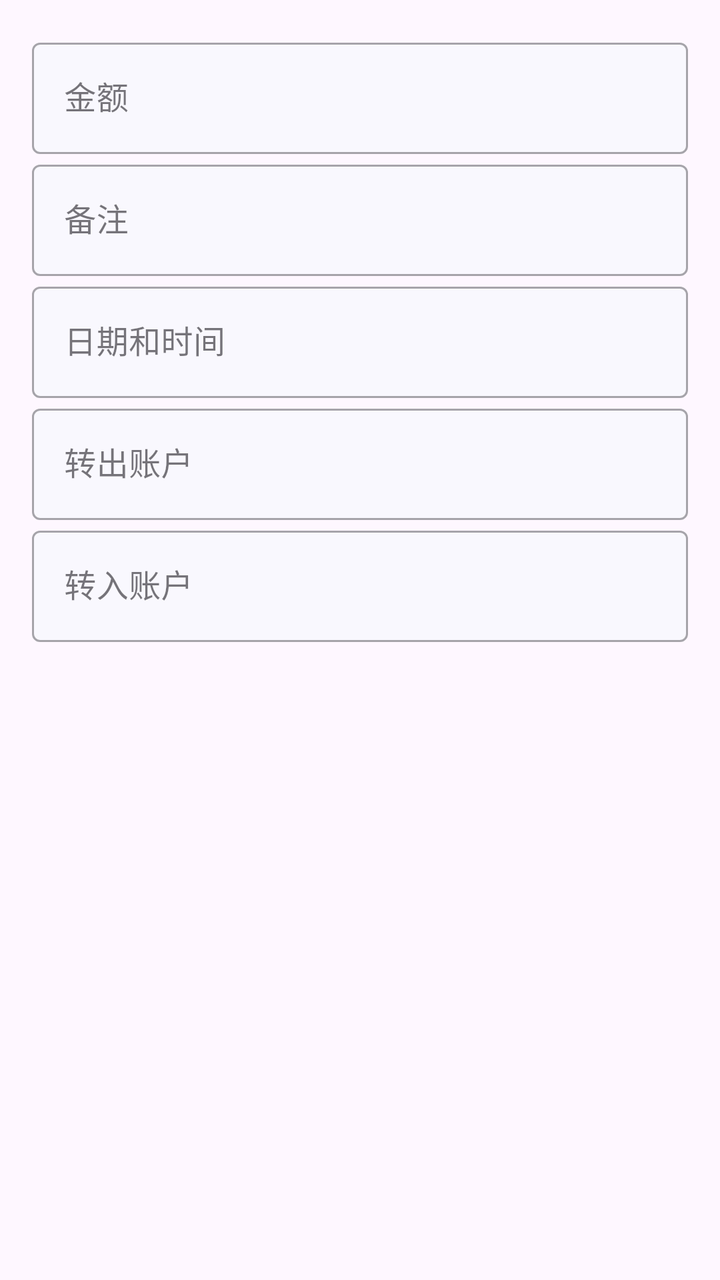
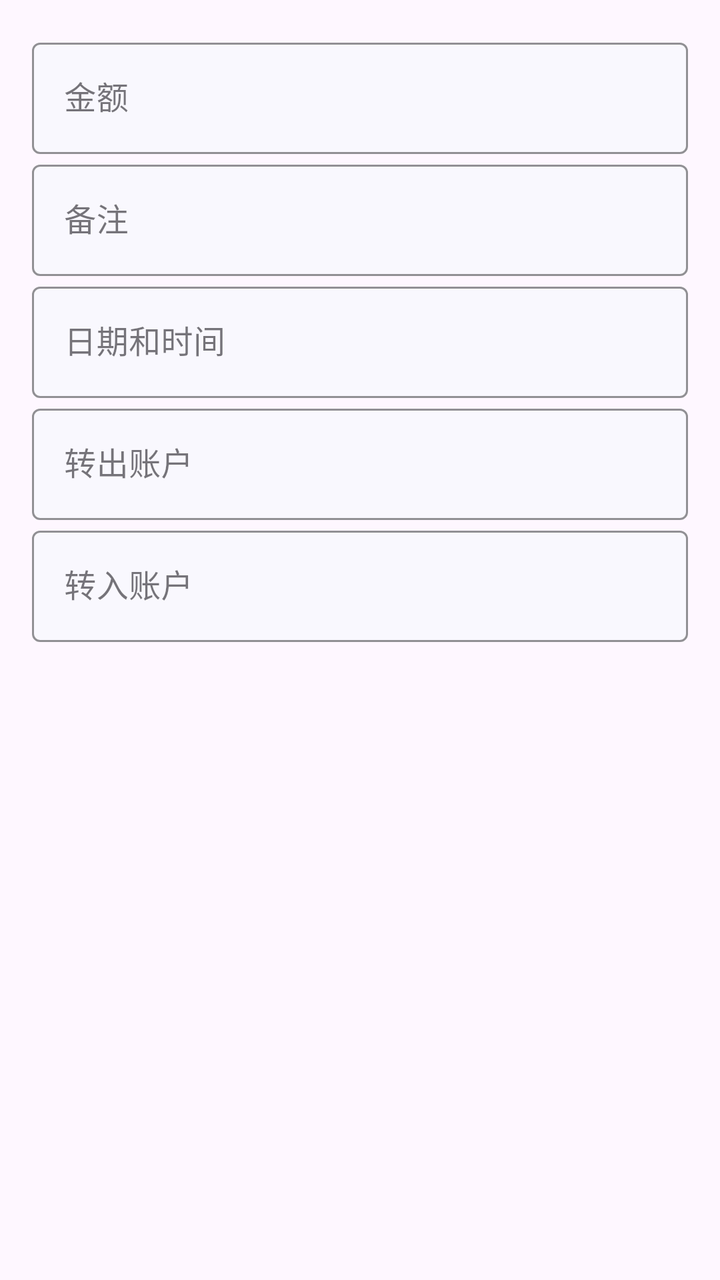

Screens rendered from an Android XML layout before and after an edit, with the pre-edit source and the edit as a unified diff.
<!-- AndroidManifest.xml: application theme Theme.ProjectManager -->
<!-- res/layout/fragment_transfer.xml -->
<?xml version="1.0" encoding="utf-8"?>
<LinearLayout xmlns:android="http://schemas.android.com/apk/res/android"
    xmlns:app="http://schemas.android.com/apk/res-auto"
    android:layout_width="match_parent"
    android:layout_height="match_parent"
    android:orientation="vertical"
    android:padding="16dp">

    <com.google.android.material.textfield.TextInputLayout
        style="@style/EditTextStyle"
        android:layout_width="match_parent"
        android:layout_height="wrap_content"
        app:errorEnabled="false">

        <com.google.android.material.textfield.TextInputEditText
            android:id="@+id/amount_input"
            android:layout_width="match_parent"
            android:layout_height="wrap_content"
            android:hint="金额" />
    </com.google.android.material.textfield.TextInputLayout>

    <com.google.android.material.textfield.TextInputLayout
        style="@style/EditTextStyle"
        android:layout_width="match_parent"
        android:layout_height="wrap_content"
        android:hint="备注"
        app:errorEnabled="false">

        <com.google.android.material.textfield.TextInputEditText
            android:id="@+id/remark_input"
            android:layout_width="match_parent"
            android:layout_height="wrap_content" />
    </com.google.android.material.textfield.TextInputLayout>

    <com.google.android.material.textfield.TextInputLayout
        style="@style/EditTextStyle"
        android:layout_width="match_parent"
        android:layout_height="wrap_content"
        android:hint="日期和时间"
        app:errorEnabled="false">

        <com.google.android.material.textfield.TextInputEditText
            android:id="@+id/date_time_input"
            android:layout_width="match_parent"
            android:layout_height="wrap_content" />
    </com.google.android.material.textfield.TextInputLayout>

    
    <com.google.android.material.textfield.TextInputLayout
        style="@style/EditTextStyle"
        android:layout_width="match_parent"
        android:layout_height="wrap_content"
        app:errorEnabled="false">

        <com.google.android.material.textfield.TextInputEditText
            android:id="@+id/export_account_input"
            android:layout_width="match_parent"
            android:layout_height="wrap_content"
            android:hint="转出账户" />
    </com.google.android.material.textfield.TextInputLayout>

    <com.google.android.material.textfield.TextInputLayout
        style="@style/EditTextStyle"
        android:layout_width="match_parent"
        android:layout_height="wrap_content"
        app:errorEnabled="false">

        <com.google.android.material.textfield.TextInputEditText
            android:id="@+id/import_account_input"
            android:layout_width="match_parent"
            android:layout_height="wrap_content"
            android:hint="转入账户" />
    </com.google.android.material.textfield.TextInputLayout>
</LinearLayout>
<!-- resources referenced by this layout -->
<resources>
  <style name="EditTextStyle" parent="Widget.MaterialComponents.TextInputLayout.OutlinedBox">
          <item name="boxBackgroundColor">@color/page_background</item>
          <item name="backgroundTint">@color/theme_blue</item>
          <item name="android:textCursorDrawable">@null</item>
      </style>
  <style name="Theme.ProjectManager" parent="Theme.Material3.DayNight.NoActionBar">
          
          <item name="colorPrimary">@color/purple_500</item>
          <item name="colorPrimaryVariant">@color/purple_700</item>
          <item name="colorOnPrimary">@color/white</item>
          
          <item name="colorSecondary">@color/teal_200</item>
          <item name="colorSecondaryVariant">@color/teal_700</item>
          <item name="colorOnSecondary">@color/black</item>
          
          <item name="android:statusBarColor">?attr/colorPrimaryVariant</item>
          
          <item name="toolbarStyle">@style/ToolBarStyle</item>
      </style>
  <color name="page_background">#f9f8fe</color>
  <color name="theme_blue">#0055d6</color>
  <color name="purple_500">#FF6200EE</color>
  <color name="purple_700">#FF3700B3</color>
  <color name="white">#FFFFFFFF</color>
  <color name="teal_200">#FF03DAC5</color>
  <color name="teal_700">#FF018786</color>
  <color name="black">#FF000000</color>
  <style name="ToolBarStyle">
          <item name="android:background">@color/toolbar_background</item>
          <item name="contentInsetStart">10dp</item>
          <item name="titleTextAppearance">@style/TitleStyle</item>
      </style>
  <color name="toolbar_background">#ebedfa</color>
  <style name="TitleStyle">
          <item name="android:textSize">23sp</item>
          <item name="android:textColor">@color/black</item>
      </style>
</resources>

<!-- the commit's change to res/layout/fragment_transfer.xml (unified diff, before → after) -->
@@ -7,7 +7,7 @@
     android:padding="16dp">
 
     <com.google.android.material.textfield.TextInputLayout
-        style="@style/EditTextStyle"
+        style="@style/TextInputLayoutStyle"
         android:layout_width="match_parent"
         android:layout_height="wrap_content"
         app:errorEnabled="false">
@@ -20,7 +20,7 @@
     </com.google.android.material.textfield.TextInputLayout>
 
     <com.google.android.material.textfield.TextInputLayout
-        style="@style/EditTextStyle"
+        style="@style/TextInputLayoutStyle"
         android:layout_width="match_parent"
         android:layout_height="wrap_content"
         android:hint="备注"
@@ -29,11 +29,12 @@
         <com.google.android.material.textfield.TextInputEditText
             android:id="@+id/remark_input"
             android:layout_width="match_parent"
-            android:layout_height="wrap_content" />
+            android:layout_height="wrap_content"
+            android:maxLength="20" />
     </com.google.android.material.textfield.TextInputLayout>
 
     <com.google.android.material.textfield.TextInputLayout
-        style="@style/EditTextStyle"
+        style="@style/TextInputLayoutStyle"
         android:layout_width="match_parent"
         android:layout_height="wrap_content"
         android:hint="日期和时间"
@@ -47,7 +48,7 @@
 
     
     <com.google.android.material.textfield.TextInputLayout
-        style="@style/EditTextStyle"
+        style="@style/TextInputLayoutStyle"
         android:layout_width="match_parent"
         android:layout_height="wrap_content"
         app:errorEnabled="false">
@@ -56,11 +57,12 @@
             android:id="@+id/export_account_input"
             android:layout_width="match_parent"
             android:layout_height="wrap_content"
-            android:hint="转出账户" />
+            android:hint="转出账户"
+            android:maxLength="20" />
     </com.google.android.material.textfield.TextInputLayout>
 
     <com.google.android.material.textfield.TextInputLayout
-        style="@style/EditTextStyle"
+        style="@style/TextInputLayoutStyle"
         android:layout_width="match_parent"
         android:layout_height="wrap_content"
         app:errorEnabled="false">
@@ -69,6 +71,7 @@
             android:id="@+id/import_account_input"
             android:layout_width="match_parent"
             android:layout_height="wrap_content"
-            android:hint="转入账户" />
+            android:hint="转入账户"
+            android:maxLength="20" />
     </com.google.android.material.textfield.TextInputLayout>
 </LinearLayout>
<!-- resource entries referenced after the edit -->
@@ -1,9 +1,11 @@
 <!-- resources referenced by this layout -->
 <resources>
-  <style name="EditTextStyle" parent="Widget.MaterialComponents.TextInputLayout.OutlinedBox">
+  <style name="TextInputLayoutStyle" parent="Widget.MaterialComponents.TextInputLayout.OutlinedBox">
           <item name="boxBackgroundColor">@color/page_background</item>
           <item name="backgroundTint">@color/theme_blue</item>
-          <item name="android:textCursorDrawable">@null</item>
+          <item name="boxStrokeColor">@color/theme_blue</item>
+          <item name="hintTextColor">@color/theme_blue</item>
+          <item name="cursorColor">@color/theme_blue</item>
       </style>
   <style name="Theme.ProjectManager" parent="Theme.Material3.DayNight.NoActionBar">
           
